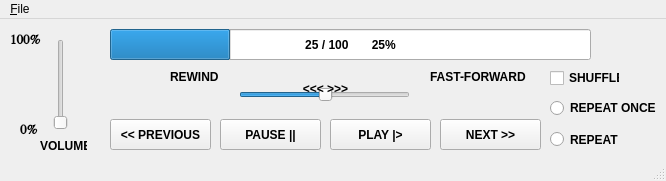
The window that MainWindow.ui (Robert-Airth/QT-Python-Music-Player) describes before a commit, drawn with Qt 5.
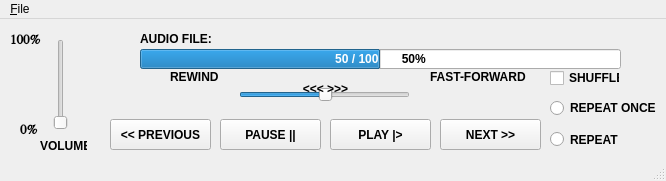
The same window after the commit.

Commit message:
added audio filename display
added audio filename display per issue #1 objective

```diff
--- a/MainWindow.ui
+++ b/MainWindow.ui
@@ -94,24 +94,12 @@
    <widget class="QProgressBar" name="ProgressBar">
     <property name="geometry">
      <rect>
-      <x>110</x>
-      <y>10</y>
+      <x>140</x>
+      <y>30</y>
       <width>481</width>
-      <height>31</height>
+      <height>20</height>
      </rect>
     </property>
-    <property name="minimumSize">
-     <size>
-      <width>481</width>
-      <height>31</height>
-     </size>
-    </property>
-    <property name="maximumSize">
-     <size>
-      <width>481</width>
-      <height>31</height>
-     </size>
-    </property>
     <property name="font">
      <font>
       <weight>75</weight>
@@ -125,7 +113,7 @@
      <bool>false</bool>
     </property>
     <property name="value">
-     <number>25</number>
+     <number>50</number>
     </property>
     <property name="alignment">
      <set>Qt::AlignBottom|Qt::AlignRight|Qt::AlignTrailing</set>
@@ -526,6 +514,38 @@
      <string>REWIND</string>
     </property>
    </widget>
+   <widget class="QLabel" name="audioFilenameLabel">
+    <property name="geometry">
+     <rect>
+      <x>140</x>
+      <y>10</y>
+      <width>71</width>
+      <height>20</height>
+     </rect>
+    </property>
+    <property name="font">
+     <font>
+      <weight>75</weight>
+      <bold>true</bold>
+     </font>
+    </property>
+    <property name="text">
+     <string>AUDIO FILE:</string>
+    </property>
+   </widget>
+   <widget class="QLabel" name="audioFileLabel">
+    <property name="geometry">
+     <rect>
+      <x>210</x>
+      <y>10</y>
+      <width>451</width>
+      <height>20</height>
+     </rect>
+    </property>
+    <property name="text">
+     <string/>
+    </property>
+   </widget>
   </widget>
   <widget class="QMenuBar" name="menubar">
    <property name="geometry">
```
